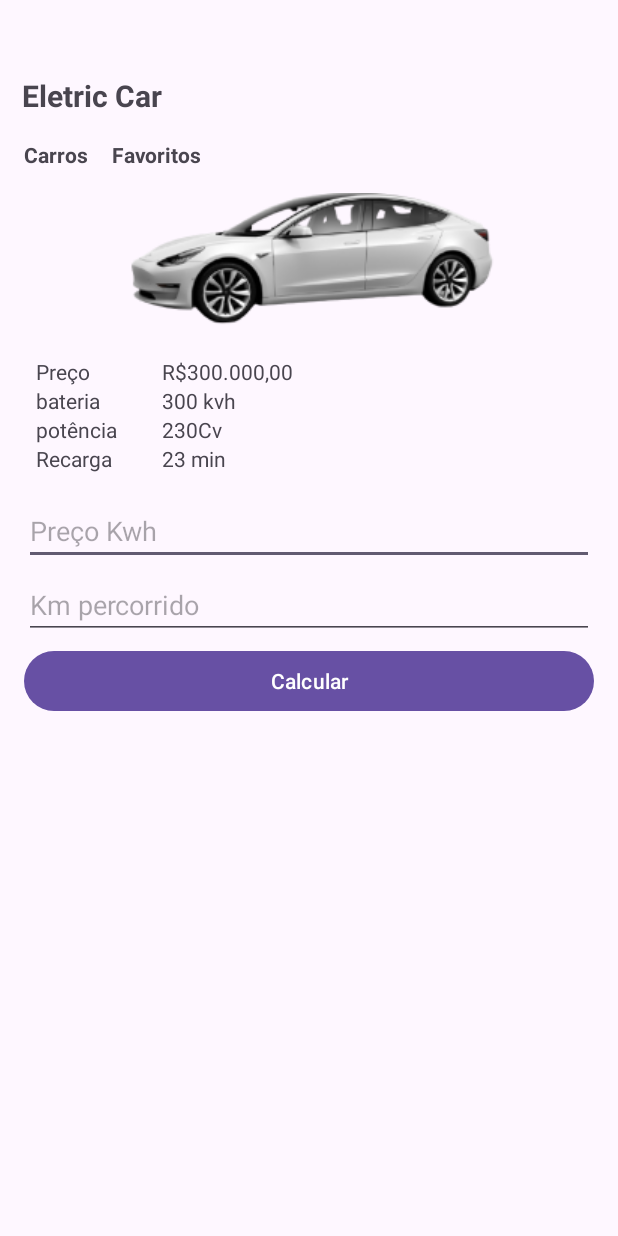
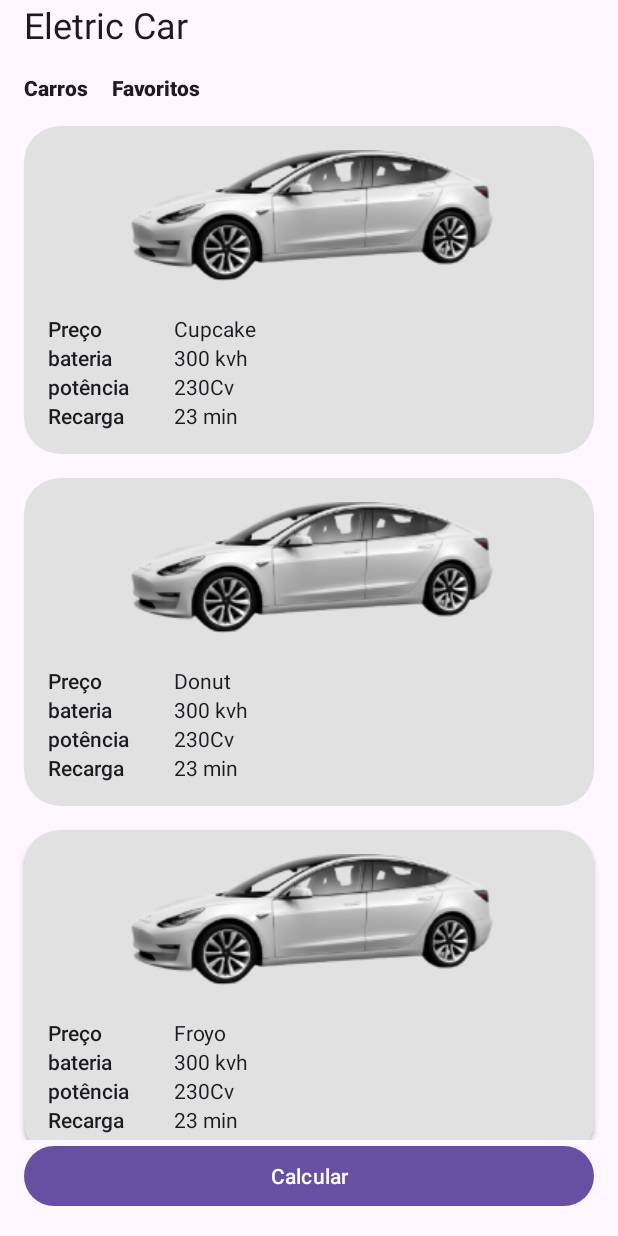
Before and after one commit to giovannilf89/Eletric-car-app, an Android app: the screen it shows after launch (MainActivity), on a phone screen of 412 x 824 dp. Run offline under Robolectric (Android 15) with nearby library versions, the phone set to English and light mode, and no system bars.

Commit message:
second commit

```diff
--- a/app/src/main/AndroidManifest.xml
+++ b/app/src/main/AndroidManifest.xml
@@ -13,7 +13,7 @@
         android:theme="@style/Theme.EletricCarApp"
         tools:targetApi="31">
         <activity
-            android:name=".MainActivity"
+            android:name="presentation.MainActivity"
             android:exported="true">
             <intent-filter>
                 <action android:name="android.intent.action.MAIN" />
@@ -21,6 +21,8 @@
                 <category android:name="android.intent.category.LAUNCHER" />
             </intent-filter>
         </activity>
+        <activity
+            android:name="presentation.CalcularAutonomiaActivity"/>
     </application>
 
 </manifest>
--- a/app/src/main/java/com/example/eletric_car_app/MainActivity.kt
+++ b/app/src/main/java/presentation/CalcularAutonomiaActivity.kt
@@ -1,43 +1,44 @@
-package com.example.eletric_car_app
+package presentation
 
 import android.os.Bundle
-import android.util.Log
 import android.widget.Button
 import android.widget.EditText
+import android.widget.ImageView
 import android.widget.TextView
-import androidx.activity.enableEdgeToEdge
 import androidx.appcompat.app.AppCompatActivity
-import androidx.core.view.ViewCompat
-import androidx.core.view.WindowInsetsCompat
+import com.example.eletric_car_app.R
 
-class MainActivity : AppCompatActivity() {
-    // declaracao das variaveis
-    lateinit var preco: EditText // lateinit inicia var posteriormente
-    lateinit var btnCalcular: Button
+class CalcularAutonomiaActivity : AppCompatActivity() { // classe esta herdando do pai o que precisa para printar os dados na tela
+
+    lateinit var preco: EditText
     lateinit var kmPercorrido: EditText
     lateinit var resultado: TextView
+    lateinit var btnCalcular: Button // lateinit inicia var posteriormente
+    lateinit var btnClose: ImageView
 
     override fun onCreate(savedInstanceState: Bundle?) {
         super.onCreate(savedInstanceState)
-        enableEdgeToEdge()
-        setContentView(R.layout.activity_main) // começa aqui e passa pelas funcoes
-        // chamada da funcao
+        setContentView(R.layout.activity_calcular_autonomia)
         setupView()
         setupListeners()
+
     }
 
-    // pegar valor da view
     fun setupView() {
         preco = findViewById(R.id.et_preco_kwh)
         btnCalcular = findViewById(R.id.btn_calcular)
         kmPercorrido = findViewById(R.id.et_km_percorrido)
         resultado = findViewById(R.id.tv_resultado)
+        btnCalcular = findViewById(R.id.btn_calcular)
+        btnClose = findViewById(R.id.iv_close)
     }
-
     // recuperar valor do botão
     fun setupListeners() {
         btnCalcular.setOnClickListener {
             calcular()
+        }
+        btnClose.setOnClickListener { // encerra a tela
+            finish()
         }
     }
 
--- /dev/null
+++ b/app/src/main/java/presentation/MainActivity.kt
@@ -0,0 +1,63 @@
+package presentation
+
+import android.content.Intent
+import android.os.Bundle
+import android.widget.Button
+import androidx.activity.enableEdgeToEdge
+import androidx.appcompat.app.AppCompatActivity
+import androidx.recyclerview.widget.LinearLayoutManager
+import androidx.recyclerview.widget.RecyclerView
+import com.example.eletric_car_app.R
+import presentation.adapter.CarAdapter
+
+class MainActivity : AppCompatActivity() {
+    // declaracao das variaveis
+    lateinit var btnCalcular: Button // lateinit inicia var posteriormente
+    lateinit var listaCarros: RecyclerView
+
+    override fun onCreate(savedInstanceState: Bundle?) {
+        super.onCreate(savedInstanceState)
+        enableEdgeToEdge()
+        setContentView(R.layout.activity_main) // começa aqui e passa pelas funcoes
+        // chamada da funcao
+        setupView()
+        setupListeners()
+        setupList()
+
+    }
+
+    // pegar valor da view
+    fun setupView() {
+        btnCalcular = findViewById(R.id.btn_calcular)
+        listaCarros = findViewById(R.id.rv_lista_carros)
+    }
+
+    fun setupList() {
+        var dados = arrayOf(
+            "Cupcake",
+            "Donut",
+            "Froyo",
+            "Gingerbread",
+            "Honeycomb",
+            "Ice Cream Sandwich",
+            "JellyBean"
+        )
+       val adapter = CarAdapter(dados)
+        listaCarros.adapter = adapter
+    }
+
+    // recuperar valor do botão
+    fun setupListeners() {
+        btnCalcular.setOnClickListener {
+            //calcular()
+            startActivity(
+                Intent(
+                    this,
+                    CalcularAutonomiaActivity::class.java
+                )
+            ) // cria uma intenção para mover para outra activity
+        }
+    }
+
+
+}
--- /dev/null
+++ b/app/src/main/java/presentation/adapter/CarAdapter.kt
@@ -0,0 +1,31 @@
+package presentation.adapter
+
+import android.view.LayoutInflater
+import android.view.View
+import android.view.ViewGroup
+import android.widget.TextView
+import androidx.recyclerview.widget.RecyclerView
+import com.example.eletric_car_app.R
+
+class CarAdapter(private val carros: Array<String>) :
+    RecyclerView.Adapter<CarAdapter.ViewHolder>() {  // Alteração no tipo de Adapter
+
+    // Cria uma nova view
+    override fun onCreateViewHolder(parent: ViewGroup, viewType: Int): ViewHolder {
+        val view = LayoutInflater.from(parent.context).inflate(R.layout.carro_item, parent, false)
+        return ViewHolder(view)
+    }
+
+    // Vincula os dados do carro à view
+    override fun onBindViewHolder(holder: ViewHolder, position: Int) {
+        holder.textView.text = carros[position]
+    }
+
+    // Retorna a quantidade de itens (carros) na lista
+    override fun getItemCount(): Int = carros.size
+
+    // ViewHolder que detém as referências para as views de cada item
+    class ViewHolder(view: View) : RecyclerView.ViewHolder(view) {
+        val textView: TextView = view.findViewById(R.id.tv_preco_value)
+    }
+}
--- /dev/null
+++ b/app/src/main/res/drawable/ic_close.xml
@@ -0,0 +1,5 @@
+<vector xmlns:android="http://schemas.android.com/apk/res/android" android:height="24dp" android:tint="#000000" android:viewportHeight="24" android:viewportWidth="24" android:width="24dp">
+
+    <path android:fillColor="@android:color/white" android:pathData="M19,6.41L17.59,5 12,10.59 6.41,5 5,6.41 10.59,12 5,17.59 6.41,19 12,13.41 17.59,19 19,17.59 13.41,12z"/>
+
+</vector>
--- /dev/null
+++ b/app/src/main/res/layout/activity_calcular_autonomia.xml
@@ -0,0 +1,84 @@
+<?xml version="1.0" encoding="utf-8"?>
+<androidx.constraintlayout.widget.ConstraintLayout xmlns:android="http://schemas.android.com/apk/res/android"
+    xmlns:app="http://schemas.android.com/apk/res-auto"
+    xmlns:tools="http://schemas.android.com/tools"
+    android:layout_width="match_parent"
+    android:layout_height="match_parent">
+
+
+    <ImageView
+        android:id="@+id/iv_close"
+        android:layout_width="wrap_content"
+        android:layout_height="wrap_content"
+        android:layout_marginTop="16dp"
+        android:layout_marginEnd="16dp"
+        android:background="?attr/selectableItemBackgroundBorderless"
+        app:layout_constraintEnd_toEndOf="parent"
+        app:layout_constraintTop_toTopOf="parent"
+        app:srcCompat="@drawable/ic_close" />
+
+    <TextView
+        android:id="@+id/tv_title"
+        android:layout_width="wrap_content"
+        android:layout_height="wrap_content"
+        android:text="@string/calcular_autonomia"
+        style="@style/TextAppearance.MaterialComponents.Headline5"
+        app:layout_constraintTop_toTopOf="parent"
+        app:layout_constraintStart_toStartOf="parent"
+        android:layout_margin="16dp"
+
+        />
+
+    <EditText
+        android:id="@+id/et_preco_kwh"
+        android:layout_width="0dp"
+        android:layout_height="wrap_content"
+        android:layout_margin="16dp"
+        android:ems="10"
+        android:hint="@string/preco_kwv"
+        android:inputType="numberDecimal"
+        android:maxLength="10"
+        app:layout_constraintEnd_toEndOf="parent"
+        app:layout_constraintStart_toStartOf="parent"
+        app:layout_constraintTop_toBottomOf="@id/tv_title"
+        />
+
+    <EditText
+        android:id="@+id/et_km_percorrido"
+        android:layout_width="0dp"
+        android:layout_height="wrap_content"
+        android:layout_marginTop="4dp"
+        android:hint="@string/km_percorrido"
+        android:inputType="numberDecimal"
+        android:maxLength="10"
+        app:layout_constraintEnd_toEndOf="@id/et_preco_kwh"
+        app:layout_constraintStart_toStartOf="@id/et_preco_kwh"
+        app:layout_constraintTop_toBottomOf="@id/et_preco_kwh" />
+
+    <Button
+        android:id="@+id/btn_calcular"
+        android:layout_width="0dp"
+        android:layout_height="wrap_content"
+        android:layout_marginTop="4dp"
+        android:text="@string/calcular"
+        app:layout_constraintEnd_toEndOf="@id/et_km_percorrido"
+        app:layout_constraintStart_toStartOf="@id/et_km_percorrido"
+        app:layout_constraintTop_toBottomOf="@id/et_km_percorrido" />
+
+
+    <TextView
+        android:id="@+id/tv_resultado"
+        android:layout_width="wrap_content"
+        android:layout_height="wrap_content"
+        app:layout_constraintEnd_toEndOf="parent"
+        style="@style/TextAppearance.MaterialComponents.Body2"
+        app:layout_constraintStart_toStartOf="@id/btn_calcular"
+        app:layout_constraintTop_toBottomOf="@id/btn_calcular"
+        android:layout_marginTop="30dp"
+        android:textSize="15sp"
+        />
+
+
+
+
+</androidx.constraintlayout.widget.ConstraintLayout>
--- a/app/src/main/res/layout/activity_main.xml
+++ b/app/src/main/res/layout/activity_main.xml
@@ -5,171 +5,69 @@
     android:id="@+id/main"
     android:layout_width="match_parent"
     android:layout_height="match_parent"
-    tools:context=".MainActivity">
+    android:fitsSystemWindows="true"
+    tools:context="presentation.MainActivity">
 
 
     <TextView
         android:id="@+id/titulo"
+        style="@style/TextAppearance.MaterialComponents.Headline5"
         android:layout_width="wrap_content"
         android:layout_height="wrap_content"
+        android:layout_marginStart="16dp"
         android:text="@string/eletric_car"
-        android:textSize="20sp"
-        android:textStyle="bold"
-        app:layout_constraintEnd_toEndOf="parent"
-        app:layout_constraintHorizontal_bias="0.046"
-        app:layout_constraintStart_toStartOf="parent"
-        app:layout_constraintTop_toTopOf="parent"
-        android:layout_marginTop="50dp"
-        />
-
-    <TextView
-        android:id="@+id/tv_carros"
-        android:layout_width="wrap_content"
-        android:layout_height="wrap_content"
-        android:layout_margin="16dp"
-        android:text="@string/carros"
-        android:textStyle="bold"
-        app:layout_constraintStart_toStartOf="parent"
-        app:layout_constraintTop_toBottomOf="@id/titulo" />
+        app:layout_constraintLeft_toLeftOf="parent"
+        app:layout_constraintTop_toTopOf="parent" />
 
     <TextView
         android:id="@+id/tv_favoritos"
+        style="@style/TextAppearance.AppCompat.Body2"
         android:layout_width="wrap_content"
         android:layout_height="wrap_content"
-        android:layout_marginLeft="16dp"
+        android:layout_marginStart="16dp"
         android:text="@string/favoritos"
         android:textStyle="bold"
         app:layout_constraintStart_toEndOf="@id/tv_carros"
         app:layout_constraintTop_toTopOf="@id/tv_carros" />
 
-    <ImageView
-        android:id="@+id/iv_imageView4"
+    <TextView
+        android:id="@+id/tv_carros"
+        style="@style/TextAppearance.AppCompat.Body2"
         android:layout_width="wrap_content"
         android:layout_height="wrap_content"
+        android:layout_margin="16dp"
+        android:layout_marginStart="24dp"
         android:layout_marginTop="16dp"
-        app:layout_constraintEnd_toEndOf="parent"
-        app:layout_constraintLeft_toLeftOf="@id/titulo"
+        android:text="@string/carros"
+        android:textStyle="bold"
         app:layout_constraintStart_toStartOf="parent"
-        app:layout_constraintTop_toBottomOf="@id/tv_carros"
-        app:srcCompat="@drawable/eletric_car" />
+        app:layout_constraintTop_toBottomOf="@id/titulo" />
+    app:layout_constraintTop_toBottomOf="@id/titulo" />
 
-    <TextView
-        android:id="@+id/tv_preco"
-        android:layout_width="68dp"
-        android:layout_height="wrap_content"
-        android:layout_marginStart="24dp"
-        android:text="@string/preco"
-        app:layout_constraintStart_toStartOf="parent"
-        app:layout_constraintTop_toBottomOf="@id/iv_imageView4" />
-
-    <TextView
-        android:id="@+id/tv_preco_value"
-        android:layout_width="wrap_content"
-        android:layout_height="wrap_content"
-        android:layout_marginStart="16dp"
-        android:text="R$300.000,00"
-        app:layout_constraintStart_toEndOf="@id/tv_preco"
-        app:layout_constraintTop_toBottomOf="@id/iv_imageView4" />
-
-    <TextView
-        android:id="@+id/tv_bateria"
-        android:layout_width="68dp"
-        android:layout_height="wrap_content"
-        android:layout_marginStart="24dp"
-        android:text="@string/bateria"
-        app:layout_constraintStart_toStartOf="parent"
-        app:layout_constraintTop_toBottomOf="@id/tv_preco" />
-
-    <TextView
-        android:id="@+id/tv_bateria_value"
-        android:layout_width="wrap_content"
-        android:layout_height="wrap_content"
-        android:layout_marginStart="16dp"
-        android:text="300 kvh"
-        app:layout_constraintStart_toEndOf="@id/tv_preco"
-        app:layout_constraintTop_toTopOf="@id/tv_bateria" />
-
-    <TextView
-        android:id="@+id/tv_potencia"
-        android:layout_width="68dp"
-        android:layout_height="wrap_content"
-        android:layout_marginStart="24dp"
-        android:text="@string/potencia"
-        app:layout_constraintStart_toStartOf="parent"
-        app:layout_constraintTop_toBottomOf="@id/tv_bateria" />
-
-    <TextView
-        android:id="@+id/tv_potencia_value"
-        android:layout_width="wrap_content"
-        android:layout_height="wrap_content"
-        android:layout_marginStart="16dp"
-        android:text="230Cv"
-        app:layout_constraintStart_toEndOf="@id/tv_potencia"
-        app:layout_constraintTop_toTopOf="@id/tv_potencia" />
-
-    <TextView
-        android:id="@+id/tv_recarga"
-        android:layout_width="68dp"
-        android:layout_height="wrap_content"
-        android:layout_marginStart="24dp"
-        android:text="@string/recarga"
-        app:layout_constraintStart_toStartOf="parent"
-        app:layout_constraintTop_toBottomOf="@id/tv_potencia" />
-
-    <TextView
-        android:id="@+id/tv_recarga_value"
-        android:layout_width="wrap_content"
-        android:layout_height="wrap_content"
-        android:layout_marginStart="16dp"
-        android:text="@string/_23_min"
-        app:layout_constraintStart_toEndOf="@id/tv_recarga"
-        app:layout_constraintTop_toTopOf="@id/tv_recarga" />
-
-    <EditText
-        android:id="@+id/et_preco_kwh"
-        android:layout_width="0dp"
-        android:layout_height="wrap_content"
-        android:layout_margin="16dp"
-        android:ems="10"
-        android:hint="@string/preco_kwv"
-        android:inputType="numberDecimal"
-        android:maxLength="10"
-        app:layout_constraintEnd_toEndOf="parent"
-        app:layout_constraintStart_toStartOf="parent"
-        app:layout_constraintTop_toBottomOf="@+id/tv_recarga_value" />
-
-    <EditText
-        android:id="@+id/et_km_percorrido"
-        android:layout_width="0dp"
-        android:layout_height="wrap_content"
-        android:layout_marginTop="4dp"
-        android:hint="@string/km_percorrido"
-        android:inputType="numberDecimal"
-        android:maxLength="10"
-        app:layout_constraintEnd_toEndOf="@id/et_preco_kwh"
-        app:layout_constraintStart_toStartOf="@id/et_preco_kwh"
-        app:layout_constraintTop_toBottomOf="@id/et_preco_kwh" />
 
     <Button
         android:id="@+id/btn_calcular"
         android:layout_width="0dp"
         android:layout_height="wrap_content"
-        android:layout_marginTop="4dp"
-        android:text="@string/calcular"
-        app:layout_constraintEnd_toEndOf="@id/et_km_percorrido"
-        app:layout_constraintStart_toStartOf="@id/et_km_percorrido"
-        app:layout_constraintTop_toBottomOf="@id/et_km_percorrido" />
+        android:layout_margin="16dp"
+        android:text="Calcular"
+        app:layout_constraintBottom_toBottomOf="parent"
+        app:layout_constraintEnd_toEndOf="parent
+"
+        app:layout_constraintStart_toStartOf="parent" />
+
+    <androidx.recyclerview.widget.RecyclerView
+        android:id="@+id/rv_lista_carros"
+        android:layout_width="0dp"
+        android:layout_height="0dp"
+        app:layoutManager="androidx.recyclerview.widget.LinearLayoutManager"
+        app:layout_constraintBottom_toTopOf="@id/btn_calcular"
+        app:layout_constraintEnd_toEndOf="parent"
+        app:layout_constraintHorizontal_bias="0.0"
+        app:layout_constraintStart_toStartOf="parent"
+        app:layout_constraintTop_toBottomOf="@id/tv_carros"
+        app:layout_constraintVertical_bias="0.0"
+        tools:listitem="@layout/carro_item" />
 
 
-    <TextView
-        android:id="@+id/tv_resultado"
-        android:layout_width="wrap_content"
-        android:layout_height="wrap_content"
-        app:layout_constraintEnd_toEndOf="parent"
-        app:layout_constraintStart_toStartOf="@id/btn_calcular"
-        app:layout_constraintTop_toBottomOf="@id/btn_calcular"
-        android:layout_marginTop="30dp"
-        android:textSize="15sp"
-        />
-
 </androidx.constraintlayout.widget.ConstraintLayout>
--- /dev/null
+++ b/app/src/main/res/layout/carro_item.xml
@@ -0,0 +1,125 @@
+<?xml version="1.0" encoding="utf-8"?>
+<androidx.constraintlayout.widget.ConstraintLayout xmlns:android="http://schemas.android.com/apk/res/android"
+
+    xmlns:app="http://schemas.android.com/apk/res-auto"
+    android:layout_width="match_parent"
+    android:layout_height="wrap_content">
+
+    <androidx.cardview.widget.CardView
+        android:id="@+id/cv_card"
+        android:layout_width="0dp"
+        android:layout_height="wrap_content"
+        android:layout_margin="16dp"
+        android:elevation="24dp"
+        app:cardBackgroundColor="@color/gray"
+        app:cardCornerRadius="24dp"
+        app:layout_constraintEnd_toEndOf="parent"
+        app:layout_constraintStart_toStartOf="parent"
+        app:layout_constraintTop_toTopOf="parent">
+
+
+    <androidx.constraintlayout.widget.ConstraintLayout
+        android:id="@+id/cl_card_content"
+        android:layout_width="match_parent"
+        android:layout_height="wrap_content">
+
+
+        <ImageView
+            android:id="@+id/iv_image"
+            android:layout_width="wrap_content"
+            android:layout_height="wrap_content"
+            android:layout_marginTop="16dp"
+            app:layout_constraintEnd_toEndOf="parent"
+            app:layout_constraintLeft_toLeftOf="parent"
+            app:layout_constraintStart_toStartOf="parent"
+            app:layout_constraintTop_toTopOf="parent"
+            app:srcCompat="@drawable/eletric_car" />
+
+        <TextView
+            android:id="@+id/tv_preco"
+            style="@style/TextAppearance.AppCompat.Body2"
+            android:layout_width="68dp"
+            android:layout_height="wrap_content"
+            android:layout_marginStart="16dp"
+            android:text="@string/preco"
+            app:layout_constraintStart_toStartOf="parent"
+            app:layout_constraintTop_toBottomOf="@id/iv_image" />
+
+        <TextView
+            android:id="@+id/tv_preco_value"
+            style="@style/TextAppearance.AppCompat.Body1"
+            android:layout_width="wrap_content"
+            android:layout_height="wrap_content"
+            android:layout_marginStart="16dp"
+            android:text="R$300.000,00"
+            app:layout_constraintStart_toEndOf="@id/tv_preco"
+            app:layout_constraintTop_toBottomOf="@id/iv_image" />
+
+        <TextView
+            android:id="@+id/tv_bateria"
+            style="@style/TextAppearance.AppCompat.Body2"
+            android:layout_width="68dp"
+            android:layout_height="wrap_content"
+            android:layout_marginStart="16dp"
+            android:text="@string/bateria"
+            app:layout_constraintStart_toStartOf="parent"
+            app:layout_constraintTop_toBottomOf="@id/tv_preco" />
+
+        <TextView
+            android:id="@+id/tv_bateria_value"
+            style="@style/TextAppearance.AppCompat.Body1"
+            android:layout_width="wrap_content"
+            android:layout_height="wrap_content"
+            android:layout_marginStart="16dp"
+            android:text="300 kvh"
+            app:layout_constraintStart_toEndOf="@id/tv_preco"
+            app:layout_constraintTop_toTopOf="@id/tv_bateria" />
+
+        <TextView
+            android:id="@+id/tv_potencia"
+            style="@style/TextAppearance.AppCompat.Body2"
+            android:layout_width="68dp"
+            android:layout_height="wrap_content"
+            android:layout_marginStart="16dp"
+            android:text="@string/potencia"
+            app:layout_constraintStart_toStartOf="parent"
+            app:layout_constraintTop_toBottomOf="@id/tv_bateria" />
+
+        <TextView
+            android:id="@+id/tv_potencia_value"
+            style="@style/TextAppearance.AppCompat.Body1"
+            android:layout_width="wrap_content"
+            android:layout_height="wrap_content"
+            android:layout_marginStart="16dp"
+            android:text="230Cv"
+            app:layout_constraintStart_toEndOf="@id/tv_potencia"
+            app:layout_constraintTop_toTopOf="@id/tv_potencia" />
+
+        <TextView
+            android:id="@+id/tv_recarga"
+            style="@style/TextAppearance.AppCompat.Body2"
+            android:layout_width="68dp"
+            android:layout_height="wrap_content"
+            android:layout_marginStart="16dp"
+            android:text="@string/recarga"
+            app:layout_constraintStart_toStartOf="parent"
+            app:layout_constraintTop_toBottomOf="@id/tv_potencia" />
+
+        <TextView
+            android:id="@+id/tv_recarga_value"
+            style="@style/TextAppearance.AppCompat.Body1"
+            android:layout_width="wrap_content"
+            android:layout_height="wrap_content"
+            android:layout_marginStart="16dp"
+            android:layout_marginBottom="16dp"
+            android:text="@string/_23_min"
+            app:layout_constraintBottom_toBottomOf="@id/cl_card_content"
+            app:layout_constraintStart_toEndOf="@id/tv_recarga"
+            app:layout_constraintTop_toTopOf="@id/tv_recarga" />
+
+
+    </androidx.constraintlayout.widget.ConstraintLayout>
+</androidx.cardview.widget.CardView>
+
+
+    </androidx.constraintlayout.widget.ConstraintLayout>
--- a/app/src/main/res/values/colors.xml
+++ b/app/src/main/res/values/colors.xml
@@ -2,4 +2,5 @@
 <resources>
     <color name="black">#FF000000</color>
     <color name="white">#FFFFFFFF</color>
+    <color name="gray">#E1E1E1</color>
 </resources>
--- a/app/src/main/res/values/strings.xml
+++ b/app/src/main/res/values/strings.xml
@@ -13,4 +13,5 @@
     <string name="calcular">Calcular</string>
     <string name="branco">Branco</string>
     <string name="preto">Preto</string>
+    <string name="calcular_autonomia">Calcular Autonomia</string>
 </resources>
```
